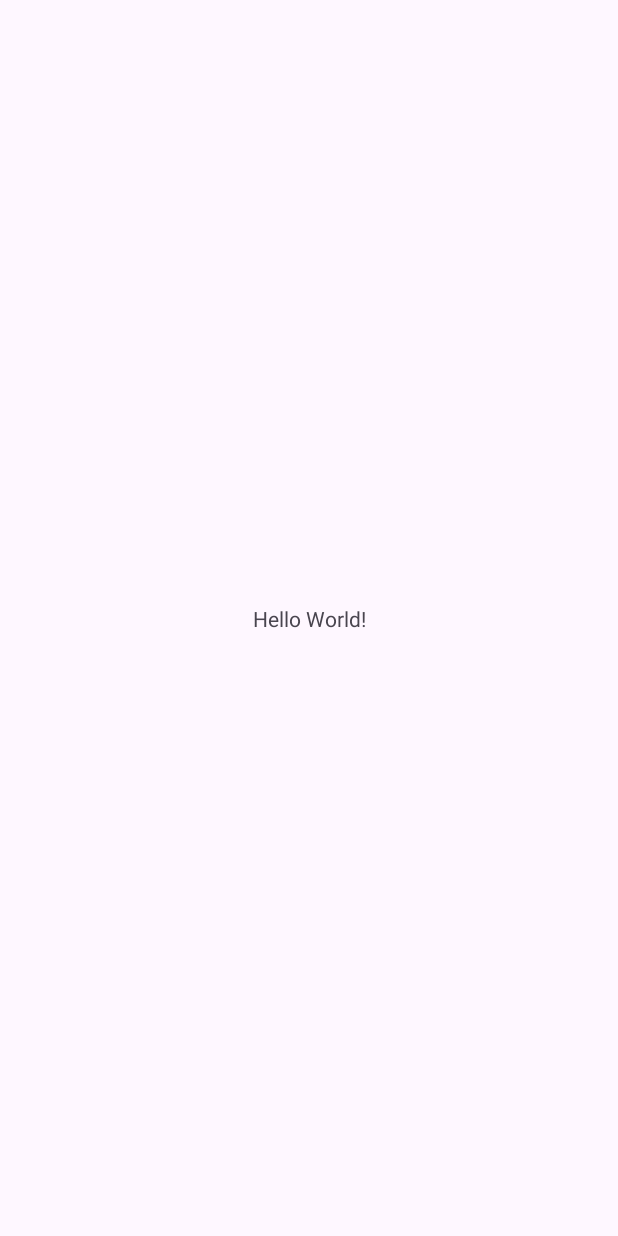
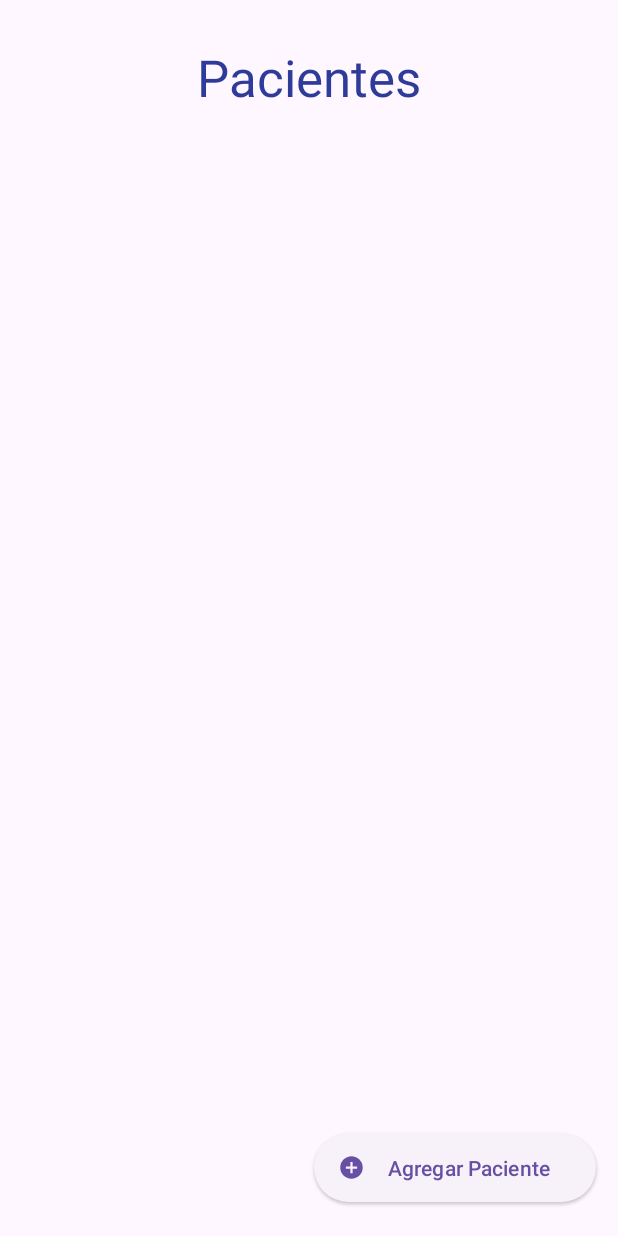
Before and after one commit to AlexGameDev07/AlexGameDev07-appMedival, an Android app: the MainActivity screen opened directly, with no data from a screen before it, on a phone screen of 412 x 824 dp. Before the commit the screen is almost empty. Run offline under Robolectric (Android 15) with nearby library versions, the light colour scheme and no system bars.

Commit message:
cosito pasiente

```diff
--- /dev/null
+++ b/app/src/main/res/drawable/circle_drawable.xml
@@ -0,0 +1,5 @@
+<?xml version="1.0" encoding="utf-8"?>
+<shape xmlns:android="http://schemas.android.com/apk/res/android"
+    android:shape="oval">
+    <solid android:color="#2E3B99"/> <!-- Cambia el color del círculo aquí -->
+</shape>
--- /dev/null
+++ b/app/src/main/res/drawable/ic_mas.xml
@@ -0,0 +1,5 @@
+<vector xmlns:android="http://schemas.android.com/apk/res/android" android:height="24dp" android:tint="#2E3B99" android:viewportHeight="24" android:viewportWidth="24" android:width="24dp">
+
+    <path android:fillColor="@android:color/white" android:pathData="M12,2C6.48,2 2,6.48 2,12s4.48,10 10,10 10,-4.48 10,-10S17.52,2 12,2zM17,13h-4v4h-2v-4L7,13v-2h4L11,7h2v4h4v2z"/>
+
+</vector>
--- a/app/src/main/res/layout/activity_main.xml
+++ b/app/src/main/res/layout/activity_main.xml
@@ -8,12 +8,43 @@
     tools:context=".MainActivity">
 
     <TextView
+        android:id="@+id/textView"
         android:layout_width="wrap_content"
         android:layout_height="wrap_content"
-        android:text="Hello World!"
+        android:text="Pacientes"
+        android:textColor="#2E3B99"
+        android:textSize="34sp"
         app:layout_constraintBottom_toBottomOf="parent"
         app:layout_constraintEnd_toEndOf="parent"
         app:layout_constraintStart_toStartOf="parent"
-        app:layout_constraintTop_toTopOf="parent" />
+        app:layout_constraintTop_toTopOf="parent"
+        app:layout_constraintVertical_bias="0.037" />
 
+    <Button
+        android:id="@+id/elevatedButton"
+        style="@style/Widget.Material3.Button.ElevatedButton.Icon"
+        android:layout_width="188dp"
+        android:layout_height="54dp"
+        android:text="Agregar Paciente"
+        app:icon="@drawable/ic_mas"
+        app:layout_constraintBottom_toBottomOf="parent"
+        app:layout_constraintEnd_toEndOf="parent"
+        app:layout_constraintHorizontal_bias="0.934"
+        app:layout_constraintStart_toStartOf="parent"
+        app:layout_constraintTop_toTopOf="parent"
+        app:layout_constraintVertical_bias="0.976" />
+
+    <ScrollView
+        android:layout_width="409dp"
+        android:layout_height="588dp"
+        app:layout_constraintBottom_toBottomOf="parent"
+        app:layout_constraintEnd_toEndOf="parent"
+        app:layout_constraintStart_toStartOf="parent"
+        app:layout_constraintTop_toTopOf="parent">
+
+        <LinearLayout
+            android:layout_width="match_parent"
+            android:layout_height="wrap_content"
+            android:orientation="vertical" />
+    </ScrollView>
 </androidx.constraintlayout.widget.ConstraintLayout>
```
Also changed, not shown: app/src/main/res/layout/activity_item_card.xml (+13 -4 lines).
